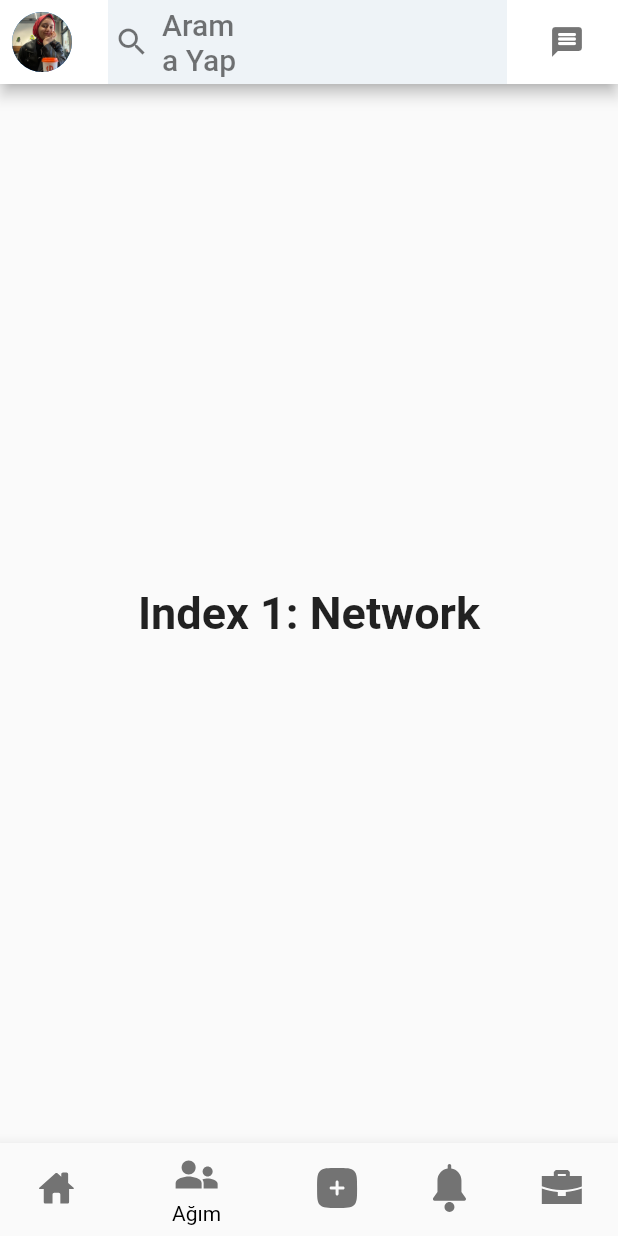
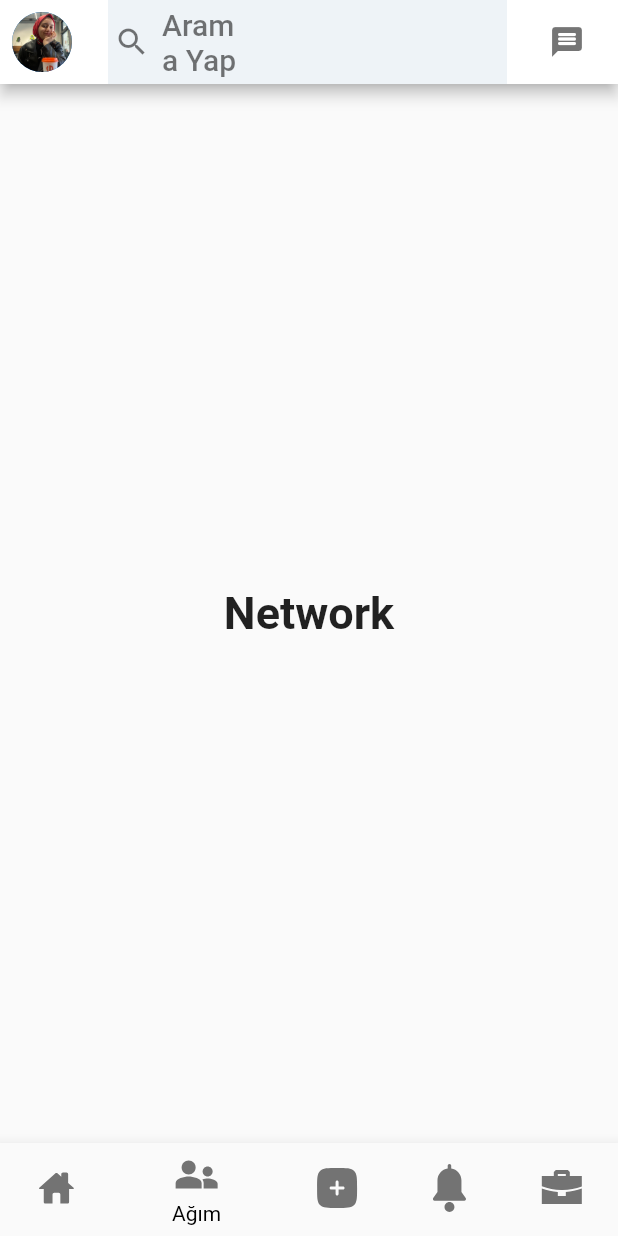
Before and after one commit to dilrubasaran/linkedln_clone_nav_drawer, a Flutter app: the screen it shows after launch, item 2 of the bottom bar chosen, after a tap on "Arama Yap", on a phone screen of 412 x 824 dp. Run offline on Flutter 3.47's test engine with Material 2 defaults, Android fonts, the phone set to English and light mode, and no system bars; our stand-ins replace flutter_svg.

Commit message:
fix drawer problems with key

```diff
--- a/lib/home.dart
+++ b/lib/home.dart
@@ -1,7 +1,7 @@
 import 'package:flutter/material.dart';
-import 'package:linkedln_clone_nav_drawer/my_appbar.dart';
-import 'package:linkedln_clone_nav_drawer/my_drawer.dart';
-import 'package:linkedln_clone_nav_drawer/navbar.dart';
+import 'my_appbar.dart';
+import 'my_drawer.dart';
+import 'navbar.dart';
 
 class Home extends StatefulWidget {
   const Home({super.key});
@@ -19,53 +19,13 @@ class _HomeState extends State<Home> {
     //var size = MediaQuery.of(context).size;
     return Scaffold(
       key: scaffoldKey,
-      appBar: AppBar(
-        title: Column(
-          crossAxisAlignment: CrossAxisAlignment.stretch,
-          children: [
-            TextButton.icon(
-              onPressed: () {},
-              icon: const Icon(
-                Icons.search,
-                color: Colors.black54,
-              ),
-              label: const Text(
-                "Arama Yap",
-                style: TextStyle(fontSize: 20, color: Colors.black54),
-              ),
-              style: TextButton.styleFrom(
-                backgroundColor: Color(0xFFEEF3F7),
-                padding: const EdgeInsets.fromLTRB(4, 16, 180, 16),
-              ),
-            ),
-          ],
-        ),
-        //trailing: Icon(Icons.message_rounded),
-        backgroundColor: Colors.white,
-        leading: GestureDetector(
-          child: const Padding(
-            padding: EdgeInsets.all(8.0),
-            child: CircleAvatar(
-              backgroundImage: AssetImage('assets/images/Linkedln_profil.jpg'),
-            ),
-          ),
-          // open drawer with button
-          onTap: () => scaffoldKey.currentState?.openDrawer(),
-          //TODO: How to open drawer from the circle avatar
-        ),
-        actions: [
-          Padding(
-            padding: const EdgeInsets.only(right: 10.0),
-            child: IconButton(
-              onPressed: () {},
-              icon: const Icon(Icons.message_rounded, color: Colors.black54),
-            ),
-          )
-        ],
+      appBar: Appbar(
+        scaffoldKey: scaffoldKey,
+        size: const Size(20, 90),
       ),
       drawer: const My_Drawer(),
       backgroundColor: Colors.blue[300],
-      body: Center(
+      body: const Center(
         child: Text("İçerik Akış "),
       ),
       bottomNavigationBar: const My_Navbar(),
--- a/lib/main.dart
+++ b/lib/main.dart
@@ -1,9 +1,6 @@
 import 'package:flutter/material.dart';
-import 'package:linkedln_clone_nav_drawer/my_appbar.dart';
 
 import 'home.dart';
-import 'my_drawer.dart';
-import 'navbar.dart';
 
 void main() {
   runApp(const MyApp());
@@ -19,15 +16,9 @@ class MyApp extends StatefulWidget {
 class _MyAppState extends State<MyApp> {
   @override
   Widget build(BuildContext context) {
-    return MaterialApp(
+    return const MaterialApp(
       debugShowCheckedModeBanner: false,
-      initialRoute: '/home',
-      routes: {
-        '/navbar': (context) => My_Navbar(),
-        '/my_drawer': (context) => const My_Drawer(),
-        '/my_appbar': (context) => const My_AppBar(),
-        '/home': (context) => const Home(),
-      },
+      home: Home(),
     );
   }
 }
--- a/lib/my_appbar.dart
+++ b/lib/my_appbar.dart
@@ -1,17 +1,22 @@
 import 'package:flutter/material.dart';
 
-// ignore: camel_case_types
-class My_AppBar extends StatefulWidget {
-  const My_AppBar({super.key});
+class Appbar extends StatefulWidget implements PreferredSizeWidget {
+  final Size size;
+  final GlobalKey<ScaffoldState> scaffoldKey;
+  const Appbar({
+    Key? key,
+    required this.size,
+    required this.scaffoldKey,
+  }) : super(key: key);
 
   @override
-  State<My_AppBar> createState() => _My_AppBarState();
+  State<Appbar> createState() => _AppbarState();
+
+  @override
+  Size get preferredSize => size;
 }
 
-// ignore: camel_case_types
-class _My_AppBarState extends State<My_AppBar> {
-  final scaffoldKey = GlobalKey<ScaffoldState>();
-
+class _AppbarState extends State<Appbar> {
   @override
   Widget build(BuildContext context) {
     return AppBar(
@@ -29,7 +34,7 @@ class _My_AppBarState extends State<My_AppBar> {
               style: TextStyle(fontSize: 20, color: Colors.black54),
             ),
             style: TextButton.styleFrom(
-              backgroundColor: Color(0xFFEEF3F7),
+              backgroundColor: const Color(0xFFEEF3F7),
               padding: const EdgeInsets.fromLTRB(4, 16, 180, 16),
             ),
           ),
@@ -45,8 +50,8 @@ class _My_AppBarState extends State<My_AppBar> {
           ),
         ),
         // open drawer with button
-        onTap: () => scaffoldKey.currentState?.openDrawer(),
-        //TODO: How to open drawer from the circle avatar
+        onTap: () => widget.scaffoldKey.currentState?.openDrawer(),
+        //* How to open drawer from the circle avatar
       ),
       actions: [
         Padding(
--- a/lib/my_drawer.dart
+++ b/lib/my_drawer.dart
@@ -8,7 +8,6 @@ class My_Drawer extends StatelessWidget {
 
   @override
   Widget build(BuildContext context) {
-    // var size = MediaQuery.of(context).size;
     return Drawer(
       child: Padding(
         padding: const EdgeInsets.only(left: 16),
@@ -45,7 +44,7 @@ class My_Drawer extends StatelessWidget {
                             fontSize: 14,
                             fontWeight: FontWeight.w600,
                             color: Colors.black45),
-                        //TODO: how to align Text
+                        //* how to align Text
                         textAlign: TextAlign.left,
                       ),
                     ),
@@ -82,9 +81,8 @@ class My_Drawer extends StatelessWidget {
                 ),
               ),
             ),
-            //TODO : out padding
-            Padding(
-              padding: const EdgeInsets.only(top: 8.0),
+            const Padding(
+              padding: EdgeInsets.only(top: 8.0),
               child: Divider(
                 height: 1,
                 thickness: 1,
@@ -117,15 +115,14 @@ class My_Drawer extends StatelessWidget {
                 ),
               ),
             ),
-            SizedBox(
+            const SizedBox(
               height: 200,
             ),
-            Divider(
+            const Divider(
               height: 1,
               thickness: 1,
               color: Colors.black12,
             ),
-
             Padding(
               padding: const EdgeInsets.only(top: 16.0),
               child: TextButton.icon(
--- a/lib/navbar.dart
+++ b/lib/navbar.dart
@@ -1,17 +1,17 @@
 import 'package:flutter/material.dart';
 import 'package:flutter_svg/flutter_svg.dart';
 import 'package:linkedln_clone_nav_drawer/my_drawer.dart';
-import 'package:linkedln_clone_nav_drawer/pages.dart/network.dart';
 
-import 'home.dart';
-
+// ignore: camel_case_types
 class My_Navbar extends StatefulWidget {
+  // ignore: use_key_in_widget_constructors
   const My_Navbar({Key? key});
 
   @override
   State<My_Navbar> createState() => _My_NavbarState();
 }
 
+// ignore: camel_case_types
 class _My_NavbarState extends State<My_Navbar> {
   final scaffoldKey = GlobalKey<ScaffoldState>();
   int _selectedIndex = 0;
@@ -19,23 +19,23 @@ class _My_NavbarState extends State<My_Navbar> {
       TextStyle(fontSize: 30, fontWeight: FontWeight.bold);
   static const List<Widget> _widgetOptions = <Widget>[
     Text(
-      'Index 0: Home',
+      ' Home',
       style: optionStyle,
     ),
     Text(
-      'Index 1: Network',
+      'Network',
       style: optionStyle,
     ),
     Text(
-      'Index 2: Publish',
+      'Publish',
       style: optionStyle,
     ),
     Text(
-      'Index 3: Notifications',
+      'Notifications',
       style: optionStyle,
     ),
     Text(
-      'Index 3: Work-case',
+      'Work-case',
       style: optionStyle,
     ),
   ];
@@ -65,7 +65,7 @@ class _My_NavbarState extends State<My_Navbar> {
                 style: TextStyle(fontSize: 20, color: Colors.black54),
               ),
               style: TextButton.styleFrom(
-                backgroundColor: Color(0xFFEEF3F7),
+                backgroundColor: const Color(0xFFEEF3F7),
                 padding: const EdgeInsets.fromLTRB(4, 16, 180, 16),
               ),
             ),
@@ -82,7 +82,7 @@ class _My_NavbarState extends State<My_Navbar> {
           ),
           // open drawer with button
           onTap: () => scaffoldKey.currentState?.openDrawer(),
-          //TODO: How to open drawer from the circle avatar
+          //* How to open drawer from the circle avatar
         ),
         actions: [
           Padding(
@@ -94,7 +94,7 @@ class _My_NavbarState extends State<My_Navbar> {
           )
         ],
       ),
-      drawer: My_Drawer(),
+      drawer: const My_Drawer(),
       body: Center(
         child: _widgetOptions.elementAt(_selectedIndex),
       ),
--- a/lib/pages.dart/network.dart
+++ b/lib/pages.dart/network.dart
@@ -1,6 +1,4 @@
-import 'package:flutter/src/widgets/framework.dart';
-import 'package:flutter/src/widgets/placeholder.dart';
-import 'package:flutter/widgets.dart';
+import 'package:flutter/material.dart';
 
 class Network extends StatefulWidget {
   const Network({super.key});
@@ -12,6 +10,6 @@ class Network extends StatefulWidget {
 class _NetworkState extends State<Network> {
   @override
   Widget build(BuildContext context) {
-    return Center(child: Text("Network page"));
+    return const Center(child: Text("Network page"));
   }
 }
--- a/pubspec.yaml
+++ b/pubspec.yaml
@@ -59,6 +59,7 @@ flutter:
     - assets/icons/
 
 
+
   # The following line ensures that the Material Icons font is
   # included with your application, so that you can use the icons in
   # the material Icons class.
```
Also changed, not shown: assets/images/nyt_logo.png (added).
